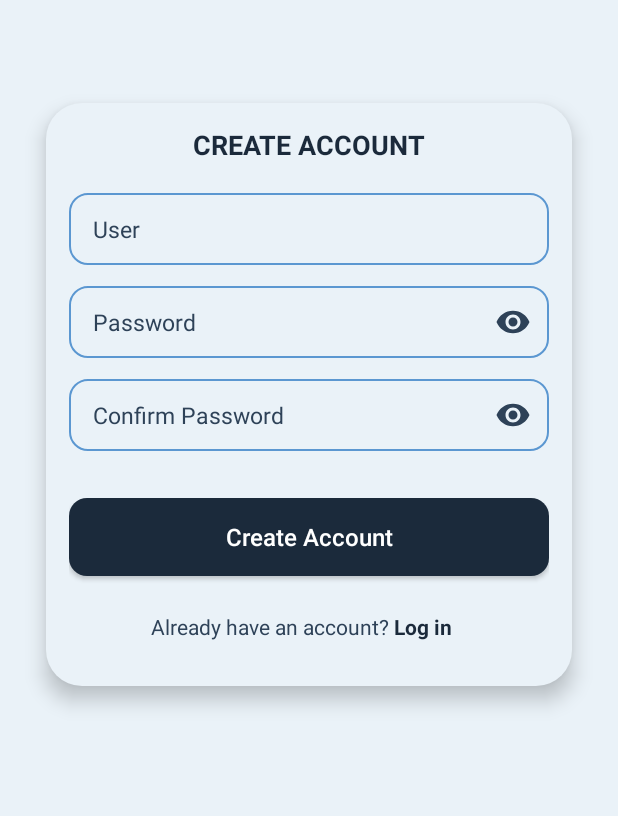
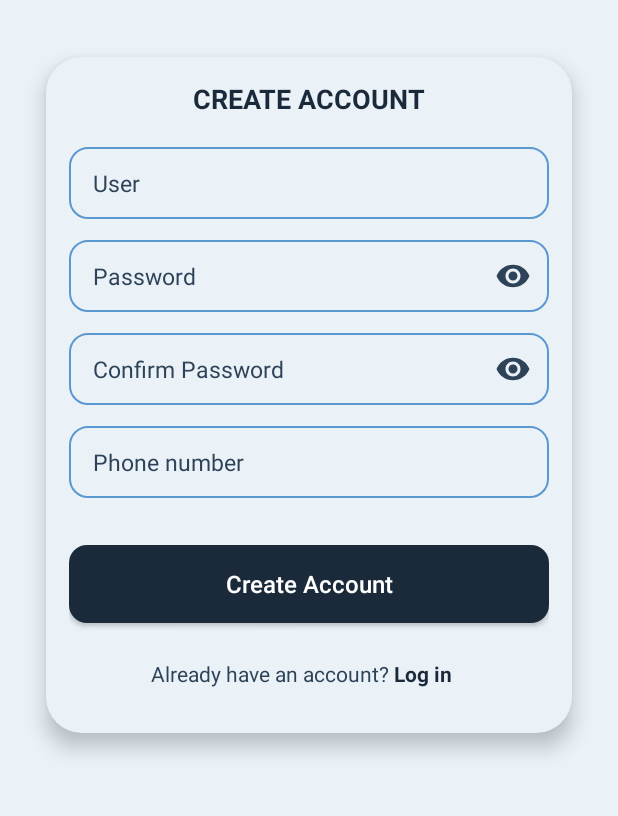
Before and after one commit to Amaro-hub34/YipShare, an Android app: the RegistroCuenta2Activity screen opened directly, with no data from a screen before it, on a phone screen of 412 x 824 dp, the part 417-1233 px from its top. Run offline under Robolectric (Android 15) with nearby library versions, the phone set to English and light mode, and no system bars; 3 statements that could not run were skipped.

Commit message:
agregar editText: "Phone number" en registrocuenta2

```diff
--- a/app/src/main/res/layout/activity_registrocuenta2.xml
+++ b/app/src/main/res/layout/activity_registrocuenta2.xml
@@ -169,6 +169,15 @@
                     app:tint="@color/texto_secundario" />
             </FrameLayout>
 
+            <EditText
+                android:id="@+id/phone_IS"
+                style="@style/InputBrand"
+                android:autofillHints="phone number"
+                android:hint="@string/phone"
+                android:inputType="textNoSuggestions"
+                android:minHeight="48dp"
+                android:layout_marginBottom="14dp" />
+
             <ProgressBar
                 android:id="@+id/pbSubida"
                 style="?android:attr/progressBarStyleHorizontal"
--- a/app/src/main/res/values/strings.xml
+++ b/app/src/main/res/values/strings.xml
@@ -56,6 +56,7 @@
     <string name="pago_mes_actualizar_perfil">Monthly payment:\u0020</string>
     <string name="usuario_actualizar_perfil">User</string>
     <string name="contrasena_actualizar_perfil">Password</string>
+    <string name="phone">Phone number</string>
     <string name="datos_personales">Personal Information</string>
     <string name="apellido_paterno">Paternal Last Name</string>
     <string name="apellido_materno">Maternal Last Name</string>
```
Also changed, not shown: 1 other file.
